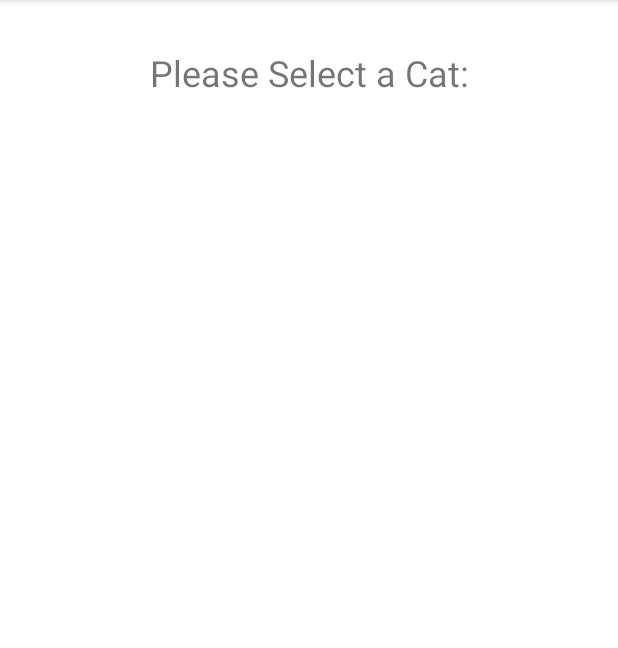
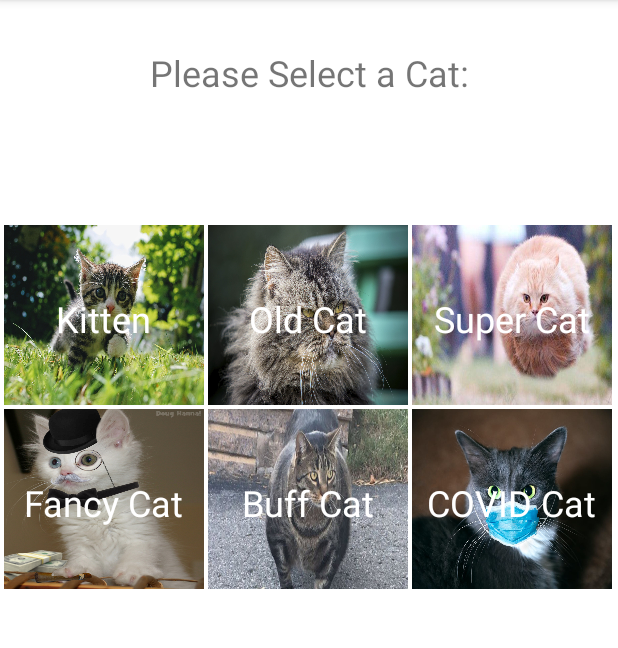
Before and after one commit to AWTemple/CIS3515_Assignment4, an Android app: the screen it shows after launch (SelectionActivity), on a phone screen of 412 x 824 dp, the part 84-732 px from its top. Run offline under Robolectric (Android 15) with nearby library versions, the phone set to English and light mode, and no system bars.

Commit message:
Replaced logic for gridview instead of spinner. New Layout Fixes Alignment Issues.

```diff
--- a/app/src/main/java/edu/temple/cis3515_assignment4/SelectionActivity.java
+++ b/app/src/main/java/edu/temple/cis3515_assignment4/SelectionActivity.java
@@ -6,6 +6,7 @@ import android.content.Intent;
 import android.os.Bundle;
 import android.view.View;
 import android.widget.AdapterView;
+import android.widget.GridView;
 import android.widget.ImageView;
 import android.widget.Spinner;
 import android.widget.TextView;
@@ -15,7 +16,7 @@ import java.util.ArrayList;
 public class SelectionActivity extends AppCompatActivity
 {
     //Classwide Declarations
-    Spinner spinner;
+    GridView gridview;
     ImageView imageView;
     TextView textView;
     int[] catImgArray;
@@ -32,21 +33,21 @@ public class SelectionActivity extends AppCompatActivity
         this.setTitle("Selection Activity");
 
         //Get our Views by ID
-        spinner = findViewById(R.id.spinner);
-        imageView = findViewById(R.id.imageView);
+        gridview = findViewById(R.id.gridView);
         textView = findViewById(R.id.prompt);
 
         //Make an ArrayList of Cat Objects
         catArray = new ArrayList<Cat>();
-        catArray.add(new Cat("Please Select a Cat:", ""));
         catArray.add(new Cat("Kitten", "I'd give it a Kit-10/10"));
         catArray.add(new Cat("Old Cat", "Aged like a fine feline."));
+        catArray.add(new Cat("Super Cat", "Birds Beware."));
         catArray.add(new Cat("Fancy Cat", "He landed on his feet."));
         catArray.add(new Cat("Buff Cat", "Meowscular."));
         catArray.add(new Cat("COVID Cat", "Sick as a Dog."));
 
+
         //Instantiate array of images to go with
-        catImgArray = new int[]{R.drawable.blank, R.drawable.kitten, R.drawable.oldcat,
+        catImgArray = new int[]{R.drawable.kitten, R.drawable.oldcat, R.drawable.supercat,
                                 R.drawable.fancycat, R.drawable.buffcat, R.drawable.covidcat};
 
         //Set Each Cat Object's Image ID
@@ -57,29 +58,17 @@ public class SelectionActivity extends AppCompatActivity
 
         //Create one of our custom catAdapters and pass it to our Spinner
         CatAdapter catAdapter = new CatAdapter(this, catArray);
-        spinner.setAdapter(catAdapter);
+        gridview.setAdapter(catAdapter);
 
-        spinner.setOnItemSelectedListener(new AdapterView.OnItemSelectedListener()
+        gridview.setOnItemClickListener(new AdapterView.OnItemClickListener()
             {
                 @Override
-                public void onItemSelected(AdapterView<?> parent, View view, int position, long id)
+                public void onItemClick(AdapterView<?> parent, View view, int position, long id)
                 {
                     newActivity(position);
                 }
 
-                @Override
-                public void onNothingSelected(AdapterView<?> parent)
-                {
-                    updateScreen(0);
-                }
             });
-    }
-
-    private void updateScreen(int position)
-    {
-        Cat currCat = catArray.get(position);
-        imageView.setImageResource(currCat.getImgID());
-        textView.setText(currCat.getDesc());
     }
 
     //Added this for Assignment four:
@@ -87,15 +76,11 @@ public class SelectionActivity extends AppCompatActivity
 
     private void newActivity(int position)
     {
-        if(position == 0)
-            return; //Deal with Automatically running the blank image
-
         Cat currCat = catArray.get(position);
         Intent intent = new Intent(this, DisplayActivity.class);
         intent.putExtra(NAME, currCat.getName());
         intent.putExtra(DESC, currCat.getDesc());
         intent.putExtra(IMG, currCat.getImgID());
-        System.out.println(currCat.getName());
         startActivity(intent);
 
     }
--- a/app/src/main/res/layout/activity_main.xml
+++ b/app/src/main/res/layout/activity_main.xml
@@ -20,15 +20,16 @@
 
     <GridView
         android:id="@+id/gridView"
-        android:layout_width="386dp"
-        android:layout_height="294dp"
-        android:layout_marginTop="68dp"
+        android:layout_width="fill_parent"
+        android:layout_height="wrap_content"
+        android:padding="1dp"
+        android:gravity="center_vertical"
         android:numColumns="3"
         app:layout_constraintBottom_toBottomOf="parent"
         app:layout_constraintEnd_toEndOf="parent"
         app:layout_constraintHorizontal_bias="0.428"
         app:layout_constraintStart_toStartOf="parent"
         app:layout_constraintTop_toBottomOf="@+id/prompt"
-        app:layout_constraintVertical_bias="0.0" />
+        app:layout_constraintVertical_bias="0.105" />
 
 </androidx.constraintlayout.widget.ConstraintLayout>
--- /dev/null
+++ b/app/src/main/res/layout/gridview_layout.xml
@@ -0,0 +1,32 @@
+<?xml version="1.0" encoding="utf-8"?>
+
+<!-- This code was heavily adapted from an online guide on gridviews.
+     Just want to be transparent about that fact. It was adapted from
+     https://abhiandroid.com/ui/gridview. I have edited it significantly
+     however. -->
+
+<RelativeLayout xmlns:android="http://schemas.android.com/apk/res/android"
+    android:layout_width="match_parent"
+    android:layout_height="wrap_content"
+    android:padding="1dp"
+    android:orientation="vertical">
+
+    <ImageView
+        android:id="@+id/catimg"
+        android:layout_width="match_parent"
+        android:layout_height="120dp"
+        android:scaleType="fitXY"
+        android:layout_gravity="center_horizontal"
+        android:src="@drawable/blank" />
+
+    <TextView
+        android:id="@+id/cattext"
+        android:layout_width="wrap_content"
+        android:layout_height="wrap_content"
+        android:text="Demo"
+        android:textColor="@color/white"
+        android:textSize="24dp"
+        android:layout_centerHorizontal="true"
+        android:layout_marginTop="46dp" />
+
+</RelativeLayout>
```
Also changed, not shown: app/src/main/java/edu/temple/cis3515_assignment4/CatAdapter.java (+14 -63 lines), app/src/main/res/drawable-v24/kitten.jpg, app/src/main/res/drawable-v24/supercat.jpg (added).
